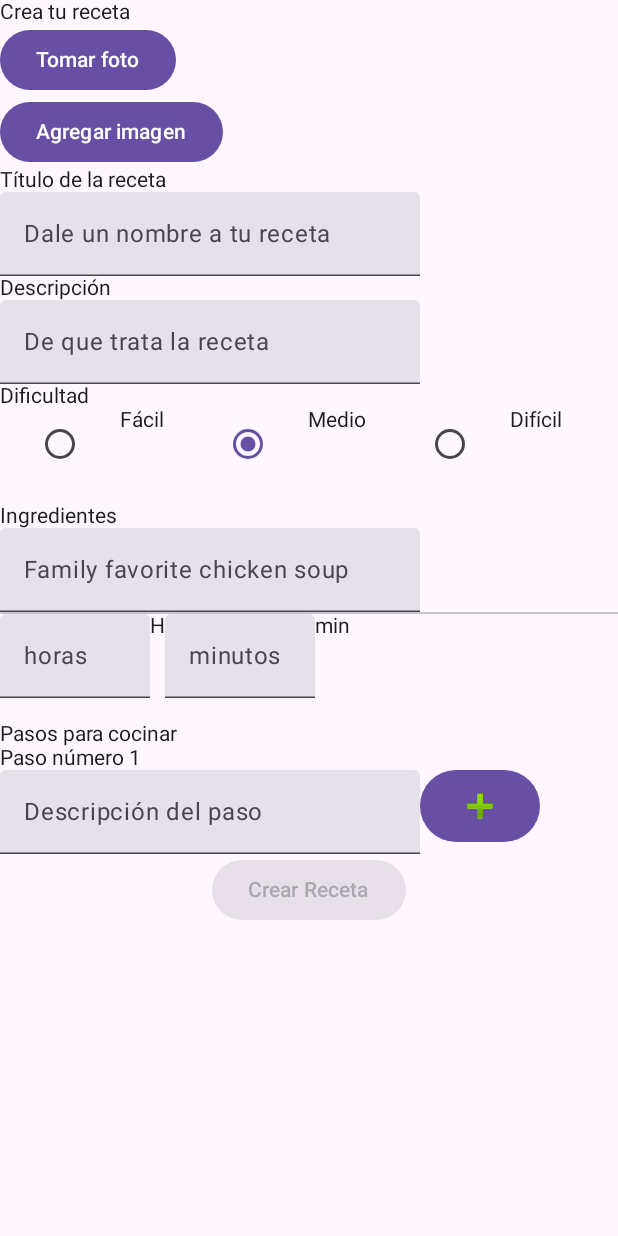
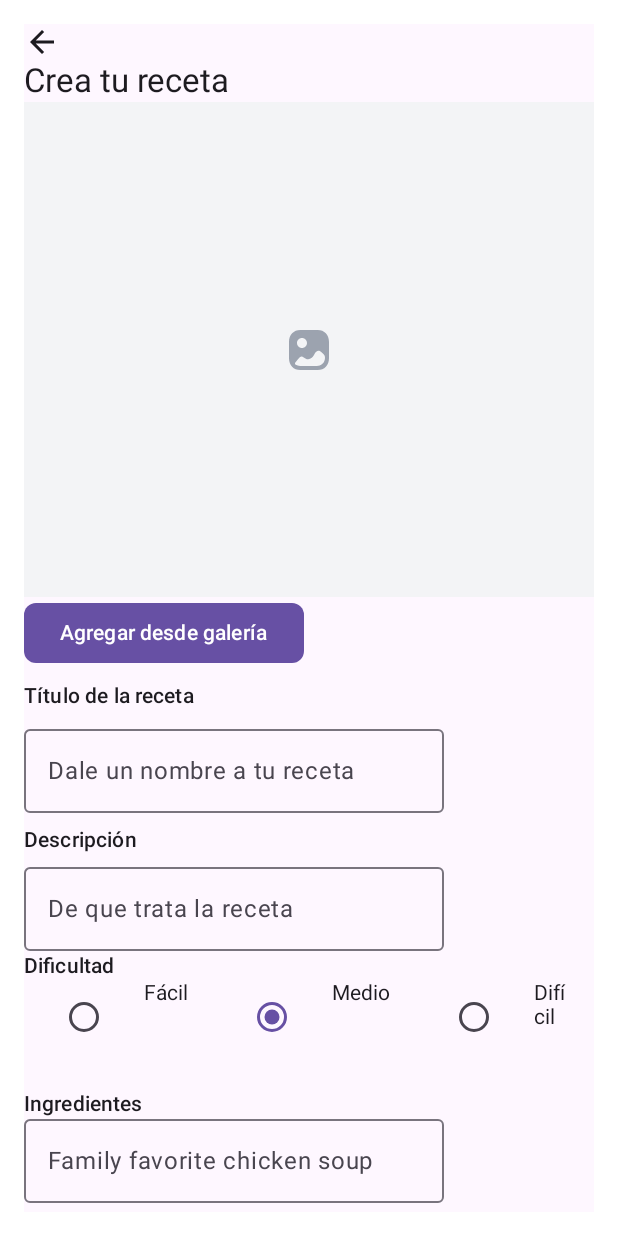
Before and after one commit to jiovanyvillamilAndroid/PlatziRecipes, an Android app built with Jetpack Compose: the @Preview function PreviewCreateRecipeScreen, on a phone screen of 412 x 824 dp. Run offline under Robolectric (Android 15) with nearby library versions, the phone set to English and light mode, and no system bars; pictures from the network do not load.

Commit message:
add UI to create screen

```diff
--- a/app/src/main/java/com/crisvillamil/platzirecipes/creation/CreateRecipeScreen.kt
+++ b/app/src/main/java/com/crisvillamil/platzirecipes/creation/CreateRecipeScreen.kt
@@ -4,19 +4,31 @@ import android.net.Uri
 import androidx.activity.compose.rememberLauncherForActivityResult
 import androidx.activity.result.contract.ActivityResultContracts
 import androidx.compose.foundation.Image
+import androidx.compose.foundation.background
+import androidx.compose.foundation.clickable
+import androidx.compose.foundation.layout.Box
 import androidx.compose.foundation.layout.Column
 import androidx.compose.foundation.layout.Row
+import androidx.compose.foundation.layout.Spacer
 import androidx.compose.foundation.layout.fillMaxSize
 import androidx.compose.foundation.layout.fillMaxWidth
+import androidx.compose.foundation.layout.height
 import androidx.compose.foundation.layout.padding
+import androidx.compose.foundation.layout.size
 import androidx.compose.foundation.layout.width
 import androidx.compose.foundation.rememberScrollState
 import androidx.compose.foundation.selection.selectable
+import androidx.compose.foundation.shape.RoundedCornerShape
 import androidx.compose.foundation.text.KeyboardActions
 import androidx.compose.foundation.text.KeyboardOptions
 import androidx.compose.foundation.verticalScroll
+import androidx.compose.material.icons.Icons
+import androidx.compose.material.icons.filled.Add
+import androidx.compose.material.icons.filled.ArrowBack
 import androidx.compose.material3.Button
-import androidx.compose.material3.Divider
+import androidx.compose.material3.Icon
+import androidx.compose.material3.MaterialTheme
+import androidx.compose.material3.OutlinedTextField
 import androidx.compose.material3.RadioButton
 import androidx.compose.material3.Surface
 import androidx.compose.material3.Text
@@ -29,8 +41,10 @@ import androidx.compose.runtime.saveable.rememberSaveable
 import androidx.compose.runtime.setValue
 import androidx.compose.ui.Alignment
 import androidx.compose.ui.Modifier
+import androidx.compose.ui.draw.clip
 import androidx.compose.ui.focus.FocusRequester
 import androidx.compose.ui.focus.focusRequester
+import androidx.compose.ui.graphics.Color
 import androidx.compose.ui.platform.LocalContext
 import androidx.compose.ui.res.painterResource
 import androidx.compose.ui.text.input.ImeAction
@@ -43,8 +57,11 @@ import androidx.navigation.compose.rememberNavController
 import androidx.navigation.navOptions
 import coil.compose.AsyncImage
 import com.crisvillamil.platzirecipes.NavigationScreens
+import com.crisvillamil.platzirecipes.R
 import com.crisvillamil.platzirecipes.fileprovider.ComposeFileProvider
+import com.crisvillamil.platzirecipes.fromHex
 import com.crisvillamil.platzirecipes.model.Difficulty
+import com.crisvillamil.platzirecipes.ui.theme.light_gray_color
 
 
 @Composable
@@ -65,12 +82,15 @@ fun CreateRecipeScreen(
         recipeNameText.isNotEmpty() && difficulty != null && hour.isNotEmpty()
                 && minute.isNotEmpty() && ingredients.isNotEmpty()
                 && createRecipeUIState.cookingSteps.isNotEmpty()
+                && description.isNotEmpty()
     Surface(
         modifier = modifier
-            .fillMaxSize(),
+            .fillMaxSize()
+            .padding(16.dp),
         content = {
             CreateRecipeContent(
                 state = createRecipeUIState,
+                navController = navController,
                 recipeNameText = recipeNameText,
                 descriptionText = description,
                 onCreateRecipe = {
@@ -147,28 +167,51 @@ private fun HeaderSection(
         })
     val context = LocalContext.current
     Column(modifier = modifier.fillMaxWidth()) {
-        Text(text = "Crea tu receta")
+        Text(
+            style = MaterialTheme.typography.titleLarge,
+            text = "Crea tu receta"
+        )
         if (hasImage && imageUri != null) {
             AsyncImage(
-                modifier = Modifier.fillMaxWidth(),
+                modifier = Modifier
+                    .height(330.dp)
+                    .fillMaxWidth(),
                 model = imageUri,
                 contentDescription = null
             )
         } else {
-            Button(onClick = {
+            Box(modifier = Modifier
+                .height(330.dp)
+                .fillMaxWidth()
+                .clickable {
                     val uri = ComposeFileProvider.getImageUri(context)
                     imageUri = uri
                     cameraLauncher.launch(uri)
-            }) {
-                Text(text = "Tomar foto")
                 }
-            Button(onClick = { imagePicker.launch("image/") }) {
-                Text(text = "Agregar imagen")
+                .background(Color.fromHex("F3F4F6"))) {
+                Image(
+                    modifier = Modifier
+                        .align(Alignment.Center)
+                        .size(32.dp),
+                    painter = painterResource(id = R.drawable.image),
+                    contentDescription = null
+                )
+            }
+            Button(
+                onClick = { imagePicker.launch("image/") },
+                shape = RoundedCornerShape(8.dp)
+            ) {
+                Text(text = "Agregar desde galería")
             }
 
         }
-        Text(text = "Título de la receta")
-        TextField(
+        Spacer(modifier = Modifier.height(8.dp))
+        Text(
+            style = MaterialTheme.typography.titleSmall,
+            text = "Título de la receta"
+        )
+        Spacer(modifier = Modifier.height(4.dp))
+        OutlinedTextField(
             value = recipeNameText,
             onValueChange = {
                 onNameTextChange(it)
@@ -176,8 +219,12 @@ private fun HeaderSection(
             label = {
                 Text(text = "Dale un nombre a tu receta")
             })
-        Text(text = "Descripción")
-        TextField(
+        Spacer(modifier = Modifier.height(8.dp))
+        Text(
+            style = MaterialTheme.typography.titleSmall,
+            text = "Descripción"
+        )
+        OutlinedTextField(
             value = descriptionText,
             onValueChange = {
                 onDescriptionTextChange(it)
@@ -186,7 +233,10 @@ private fun HeaderSection(
                 Text(text = "De que trata la receta")
             })
 
-        Text(text = "Dificultad")
+        Text(
+            style = MaterialTheme.typography.titleSmall,
+            text = "Dificultad"
+        )
         RadioButtonSample(onDifficultySelected)
     }
 }
@@ -194,6 +244,7 @@ private fun HeaderSection(
 @Composable
 fun CreateRecipeContent(
     modifier: Modifier = Modifier,
+    navController: NavController,
     state: CreateRecipeUIState,
     recipeNameText: String,
     descriptionText: String,
@@ -216,6 +267,13 @@ fun CreateRecipeContent(
             .fillMaxWidth()
             .verticalScroll(rememberScrollState())
     ) {
+        Icon(
+            modifier = Modifier.clickable {
+                navController.popBackStack()
+            },
+            imageVector = Icons.Default.ArrowBack,
+            contentDescription = null
+        )
         HeaderSection(
             modifier = Modifier.fillMaxWidth(),
             recipeNameText = recipeNameText,
@@ -224,9 +282,18 @@ fun CreateRecipeContent(
             onDifficultySelected = onDifficultySelected,
             onDescriptionTextChange = onDescriptionTextChange,
         )
+        Spacer(modifier = Modifier.height(8.dp))
         IngredientSection(
             modifier = Modifier.padding(top = 16.dp),
-            hour, min, ingredients, onIngredientsChange, onHourChange, onMinChange
+            ingredients = ingredients,
+            onIngredientsChange = onIngredientsChange
+        )
+        Spacer(modifier = Modifier.height(8.dp))
+        TimeInput(
+            hour,
+            min,
+            onHourChange,
+            onMinChange
         )
         CookingStepSection(
             modifier = Modifier.padding(top = 16.dp),
@@ -240,12 +307,14 @@ fun CreateRecipeContent(
             modifier = Modifier
                 .align(Alignment.CenterHorizontally),
             enabled = createButtonEnabled,
+            shape = RoundedCornerShape(8.dp),
             onClick = { onCreateRecipe() }) {
             Text(text = "Crear Receta")
         }
     }
 }
 
+//TODO: Check how to select here
 @Composable
 fun RadioButtonSample(onDifficultySelected: (Difficulty) -> Unit) {
     val radioOptions = Difficulty.entries.toTypedArray()
@@ -282,22 +351,20 @@ fun RadioButtonSample(onDifficultySelected: (Difficulty) -> Unit) {
 @Composable
 private fun IngredientSection(
     modifier: Modifier,
-    hour: String,
-    min: String,
     ingredients: String,
     onIngredientsChange: (String) -> Unit,
-    onHourChange: (String) -> Unit,
-    onMinChange: (String) -> Unit
 ) {
     Column(modifier = modifier) {
-        Text(text = "Ingredientes")
-        TextField(
+        Text(
+            style = MaterialTheme.typography.titleSmall,
+            text = "Ingredientes"
+        )
+        OutlinedTextField(
             value = ingredients,
             placeholder = { Text(text = "Family favorite chicken soup") },
             onValueChange = { onIngredientsChange(it) })
     }
-    Divider()
-    TimeInput(hour, min, onHourChange, onMinChange)
+
 }
 
 @Composable
@@ -307,8 +374,13 @@ private fun TimeInput(
     onHourChange: (String) -> Unit,
     onMinChange: (String) -> Unit
 ) {
-    Row {
-        TextField(
+    Column {
+        Text(
+            style = MaterialTheme.typography.titleSmall,
+            text = "Tiempo de preparación"
+        )
+        Row(verticalAlignment = Alignment.Bottom) {
+            OutlinedTextField(
                 modifier = Modifier.width(100.dp),
                 value = hour,
                 keyboardOptions = KeyboardOptions(keyboardType = KeyboardType.Number),
@@ -318,8 +390,7 @@ private fun TimeInput(
                         onHourChange(it)
                     }
                 })
-        Text(text = "H")
-        TextField(
+            OutlinedTextField(
                 modifier = Modifier.width(100.dp),
                 value = min,
                 keyboardOptions = KeyboardOptions(keyboardType = KeyboardType.Number),
@@ -329,8 +400,9 @@ private fun TimeInput(
                         onMinChange(it)
                     }
                 })
-        Text(text = "min")
         }
+    }
+
 }
 
 @Composable
@@ -343,11 +415,29 @@ private fun CookingStepSection(
     var stepDescription by rememberSaveable { mutableStateOf("") }
     val focusRequester = remember { FocusRequester() }
     Column(modifier = modifier) {
-        Text(text = "Pasos para cocinar")
+        Text(
+            style = MaterialTheme.typography.titleMedium,
+            text = "Pasos para cocinar"
+        )
         state.cookingSteps.forEachIndexed { index, step ->
-            Column {
-                Text(text = (index + 1).toString())
-                Text(text = step)
+            Row(verticalAlignment = Alignment.CenterVertically) {
+                Text(
+                    modifier = Modifier
+                        .clip(RoundedCornerShape(8.dp))
+                        .background(Color.fromHex("F3F4F6"))
+                        .padding(horizontal = 16.dp, vertical = 8.dp),
+                    color = Color.fromHex("9CA3AF"),
+                    text = "${index + 1}"
+                )
+                Text(
+                    modifier = Modifier
+                        .padding(start = 8.dp)
+                        .clip(RoundedCornerShape(8.dp))
+                        .background(Color.fromHex("F3F4F6"))
+                        .padding(horizontal = 16.dp, vertical = 8.dp),
+                    color = Color.fromHex("9CA3AF"),
+                    text = step
+                )
                 Button(onClick = {
                     onRemoveStep(index)
                 }) {
@@ -357,11 +447,15 @@ private fun CookingStepSection(
                     )
                 }
             }
+
         }
         Column {
-            Text(text = "Paso número ${state.cookingSteps.size + 1}")
+            Text(
+                style = MaterialTheme.typography.titleSmall,
+                text = "Paso número ${state.cookingSteps.size + 1}"
+            )
             Row {
-                TextField(
+                OutlinedTextField(
                     modifier = Modifier.focusRequester(focusRequester),
                     value = stepDescription,
                     onValueChange = {
@@ -384,10 +478,7 @@ private fun CookingStepSection(
                     onAddStep(stepDescription)
                     stepDescription = ""
                 }) {
-                    Image(
-                        painter = painterResource(id = android.R.drawable.ic_input_add),
-                        contentDescription = "add item"
-                    )
+                    Icon(imageVector = Icons.Filled.Add, contentDescription = null)
                 }
             }
         }
--- /dev/null
+++ b/app/src/main/res/drawable/image.xml
@@ -0,0 +1,5 @@
+<vector android:autoMirrored="true" android:height="32dp"
+    android:viewportHeight="32" android:viewportWidth="32"
+    android:width="32dp" xmlns:android="http://schemas.android.com/apk/res/android">
+    <path android:fillColor="#9CA3AF" android:fillType="evenOdd" android:pathData="M10.222,29.333H21.777C26.297,29.333 29.333,26.163 29.333,21.444V10.556C29.333,5.837 26.297,2.667 21.778,2.667H10.222C5.702,2.667 2.667,5.837 2.667,10.556V21.444C2.667,26.163 5.702,29.333 10.222,29.333ZM11.332,14.667C9.494,14.667 8,13.171 8,11.333C8,9.496 9.494,8 11.332,8C13.169,8 14.664,9.496 14.664,11.333C14.664,13.171 13.169,14.667 11.332,14.667ZM26.428,19.912C26.874,21.057 26.642,22.433 26.165,23.567C25.599,24.915 24.516,25.936 23.151,26.382C22.545,26.58 21.909,26.667 21.275,26.667H10.038C8.92,26.667 7.93,26.398 7.119,25.899C6.611,25.585 6.521,24.861 6.898,24.392C7.528,23.608 8.15,22.821 8.778,22.027C9.974,20.508 10.78,20.067 11.675,20.454C12.039,20.614 12.403,20.853 12.779,21.106C13.779,21.786 15.169,22.72 17.001,21.706C18.254,21.004 18.981,19.8 19.614,18.752L19.625,18.734C19.67,18.66 19.714,18.587 19.758,18.514L19.758,18.514C19.971,18.162 20.181,17.814 20.418,17.494C20.716,17.094 21.819,15.842 23.249,16.733C24.159,17.295 24.925,18.054 25.744,18.868C26.056,19.178 26.279,19.532 26.428,19.912Z"/>
+</vector>
```
Lines whose indentation alone changed are shown as unchanged.
